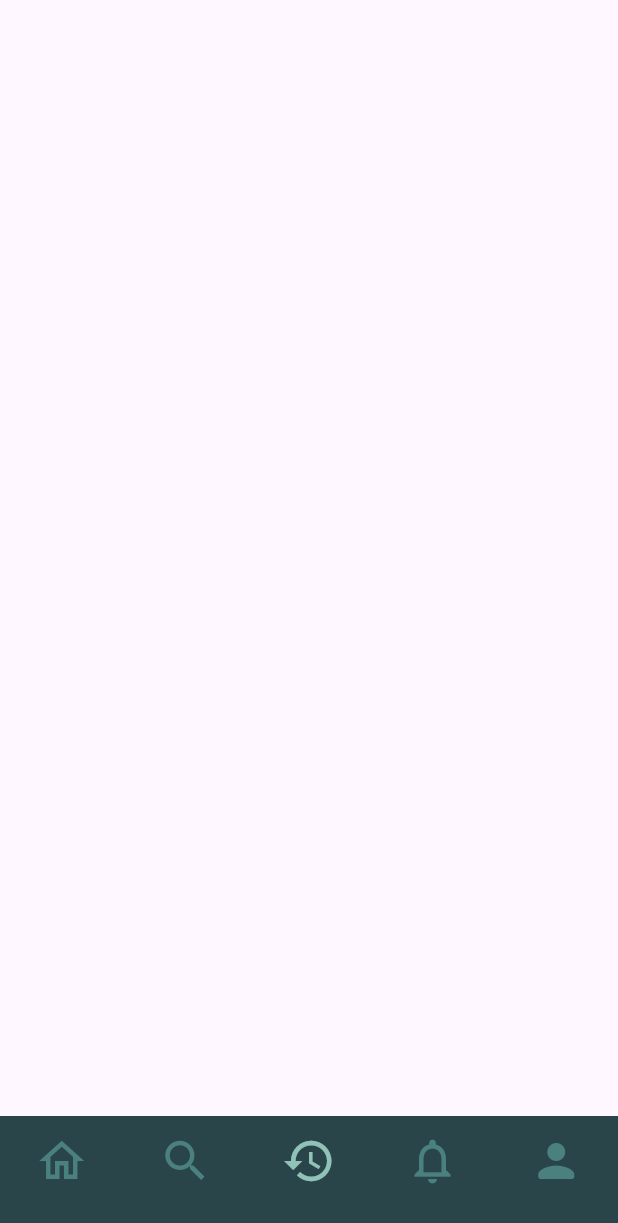
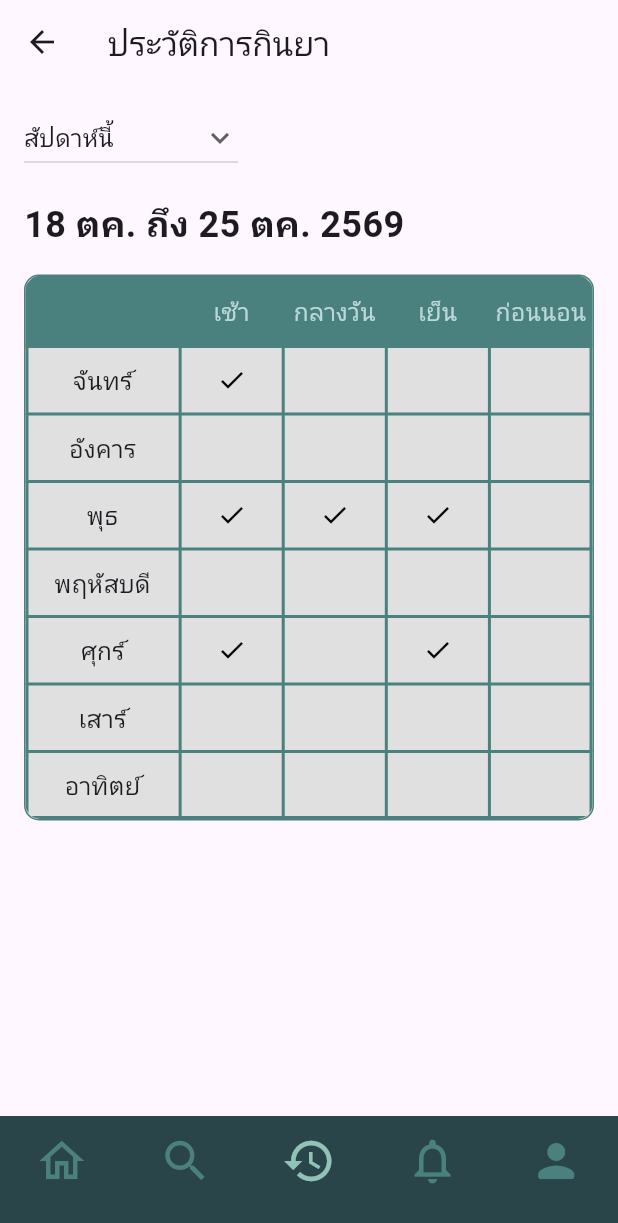
Before and after one commit to ST2415/medisync, a Flutter app: the screen it shows after launch, item 3 of the bottom bar chosen, on a phone screen of 412 x 824 dp. Shown: the top 1223 px of the screen. Run offline on Flutter 3.47's test engine with Material 3 defaults, Android fonts, the light colour scheme and no system bars; Roboto replaces fonts that are missing (Kanit).

Commit message:
Add button dropdown, medicine timetable, schedule text

```diff
--- a/lib/pages/history_table_list_page.dart
+++ b/lib/pages/history_table_list_page.dart
@@ -2,6 +2,23 @@ import 'package:flutter/material.dart';
 import 'package:medisync/pages/homepage_page.dart';
 import 'package:medisync/pages/search_medicine_page.dart';
 import 'package:medisync/pages/appointment_list_page.dart';
+
+
+class MedicineTrack {
+  final String dayName;
+  bool morning;
+  bool afternoon;
+  bool evening;
+  bool beforeSleep;
+
+  MedicineTrack({
+    required this.dayName,
+    this.morning = false,
+    this.afternoon = false,
+    this.evening = false,
+    this.beforeSleep = false,
+  });
+}
 
 class HistoryTableListPage extends StatefulWidget {
   const HistoryTableListPage({super.key});
@@ -11,17 +28,92 @@ class HistoryTableListPage extends StatefulWidget {
 }
 
 class _HistoryTableListPageState extends State<HistoryTableListPage> {
-  int currentPageIndex = 0;
+  String dropdownvalue = 'สัปดาห์นี้';
+  var items = [
+    'สัปดาห์นี้',
+    'สัปดาห์ก่อนหน้านี้',
+    'เดือนนี้',
+    'เดือนก่อน',
+  ];
+
+  List<MedicineTrack> weeklyTracks = [
+    MedicineTrack(dayName: 'จันทร์', morning: true),
+    MedicineTrack(dayName: 'อังคาร'),
+    MedicineTrack(dayName: 'พุธ', morning: true, afternoon: true, evening: true),
+    MedicineTrack(dayName: 'พฤหัสบดี'),
+    MedicineTrack(dayName: 'ศุกร์', morning: true, evening: true),
+    MedicineTrack(dayName: 'เสาร์'),
+    MedicineTrack(dayName: 'อาทิตย์'),
+  ];
 
   @override
   Widget build(BuildContext context) {
     return Scaffold(
+      appBar: AppBar(
+        title: Text("ประวัติการกินยา"),
+      ),
+        body: SingleChildScrollView(
+          child: Padding(
+            //กำหนด Margin ครอบทั้งหน้าจอ (ซ้าย-ขวา 16.0)
+            padding: const EdgeInsets.symmetric(horizontal: 16.0, vertical: 12.0),
+            child: Column(
+              crossAxisAlignment: CrossAxisAlignment.start,
+              children: [
+                // ปุ่ม Dropdown เลือกสัปดาห์
+                DropdownButton<String>(
+                  value: dropdownvalue,
+                  icon: const Icon(Icons.keyboard_arrow_down),
+                  items: items.map((String value) {
+                    return DropdownMenuItem<String>(value: value, child: Text(value));
+                  }).toList(),
+                  onChanged: (String? newValue) {
+                    setState(() {
+                      dropdownvalue = newValue!;
+                    });
+                  },
+                ),
 
+            SizedBox(height: 16),
 
+            Text(
+              "18 ตค. ถึง 25 ตค. 2569",
+              style: TextStyle(fontWeight: FontWeight.bold, fontSize: 24)
+            ,),
+
+            SizedBox(height: 16,),
+
+              Container(
+                decoration: BoxDecoration(
+                  color: const Color(0xFFe0e0e0),
+                  borderRadius: BorderRadius.circular(10),
+                  border: Border.all(color: Color(0xFF4A807E)),
+                ),
+                child: ClipRRect(
+                  borderRadius: BorderRadius.circular(10),
+                    child: Table(
+                      columnWidths: const {
+                        0: FlexColumnWidth(1.5),
+                        1: FlexColumnWidth(1.0),
+                        2: FlexColumnWidth(1.0),
+                        3: FlexColumnWidth(1.0),
+                        4: FlexColumnWidth(1.0),
+                      },
+                      border: TableBorder.all(color: Color(0xFF4A807E), width: 2),
+                      children: [
+                        _buildHeaderRow(),
+                        ...weeklyTracks.map((track) => _buildDataRow(track)),
+                      ],
+                    ),
+                  ),
+                ),
+              ],
+            ),
+          ),
+        ),
 
       //Bottom NavBar
       bottomNavigationBar: NavigationBar(
-        selectedIndex: 0, // ให้ล็อคไอคอน Home สว่างค้างไว้เป็นหน้าหลักเสมอ
+        selectedIndex: 2,
         backgroundColor: const Color(0xFF294549),
         indicatorColor: Colors.transparent,
         onDestinationSelected: (int index) {
@@ -73,4 +165,60 @@ class _HistoryTableListPageState extends State<HistoryTableListPage> {
       ),
     );
   }
+
+  //สร้างตาราง
+  TableRow _buildHeaderRow() {
+    return TableRow(
+      decoration: const BoxDecoration(color: Color(0xFF4A807E)),
+      children: [' ', 'เช้า', 'กลางวัน', 'เย็น', 'ก่อนนอน'].map((text) {
+        return Padding(
+          padding: const EdgeInsets.symmetric(vertical: 12.0),
+          child: Text(
+            text,
+            textAlign: TextAlign.center,
+            style: const TextStyle(color: Color(0xFFBBD7DA), fontSize: 16
+            ),
+          ),
+        );
+      }).toList(),
+    );
+  }
+
+  TableRow _buildDataRow(MedicineTrack track) {
+    return TableRow(
+      children: [
+        TableCell(
+          verticalAlignment: TableCellVerticalAlignment.middle,
+          child: Padding(
+            padding: const EdgeInsets.all(10.0),
+            child: Text(track.dayName, textAlign: TextAlign.center,
+              style: TextStyle(fontSize: 16),
+            ),
+          ),
+        ),
+        _buildCheckCell(track.morning, (val) => setState(() => track.morning = val)),
+        _buildCheckCell(track.afternoon, (val) => setState(() => track.afternoon = val)),
+        _buildCheckCell(track.evening, (val) => setState(() => track.evening = val)),
+        _buildCheckCell(track.beforeSleep, (val) => setState(() => track.beforeSleep = val)),
+      ],
+    );
+  }
+
+  Widget _buildCheckCell(bool isTaken, Function(bool) onTap) {
+    return TableCell(
+      verticalAlignment: TableCellVerticalAlignment.middle,
+      child: GestureDetector(
+        behavior: HitTestBehavior.opaque,
+        onTap: () {
+          onTap(!isTaken);
+        },
+        child: SizedBox(
+          height: 45,
+          child: isTaken
+              ? const Icon(Icons.check, color: Colors.black, size: 20) // แสดงติ๊กถูกถ้ากินแล้ว
+              : const SizedBox(), // ปล่อยว่างถ้ายังไม่ได้กิน
+        ),
+      ),
+    );
+  }
 }
```
